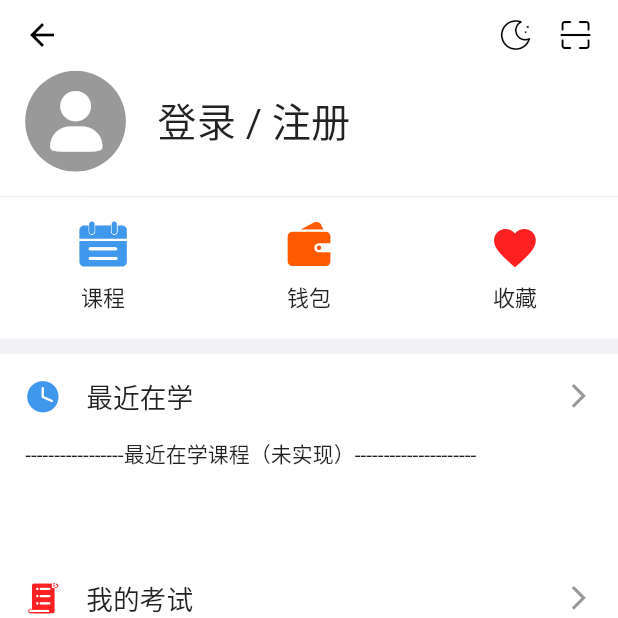
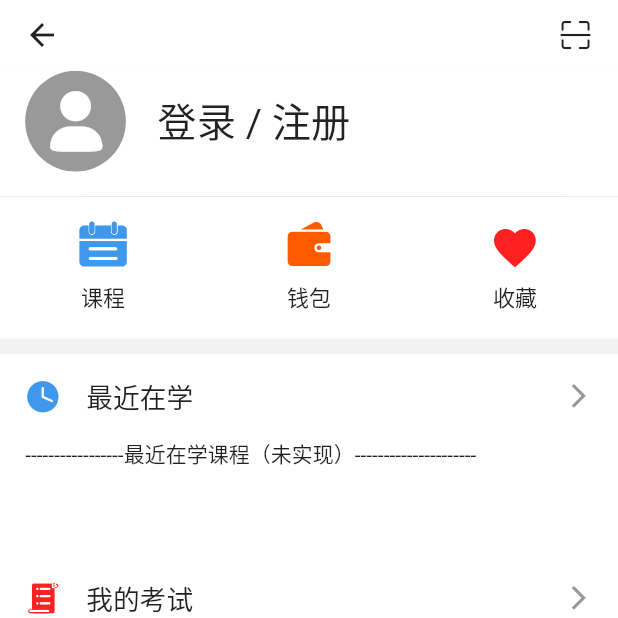
Before and after one commit to MemoryDewey/FlutterBaasStudy, a Flutter app: the ProfilePage screen opened directly, on a phone screen of 412 x 824 dp, the top half of it. Run offline on Flutter 3.47's test engine with Material 2 defaults, Android fonts, the light colour scheme and no system bars; our stand-ins replace cached_network_image, dio, flutter_screenutil, flutter_swiper, shared_preferences; accounts and stored records are empty; network calls fail.

Commit message:
加入设置主题相关组件

```diff
--- /dev/null
+++ b/lib/model/dark_mode_model.dart
@@ -0,0 +1,40 @@
+import 'package:flutter/foundation.dart';
+import 'package:shared_preferences/shared_preferences.dart';
+
+enum DarkModel { on, off, manual }
+
+/// 控制夜间模式模型
+class DarkModeModel with ChangeNotifier {
+  int _darkMode;
+  static const Map<int, String> DARK_MODE_MAP = {
+    0: '关闭',
+    1: '开启',
+    2: '跟随系统',
+  };
+  static const String STORE_KEY = 'darkMode';
+
+  ///使用SharedPreferences来保存用户配置
+  SharedPreferences _preferences;
+
+  int get darkMode => _darkMode;
+
+  DarkModeModel() {
+    _init();
+  }
+
+  void _init() async {
+    this._preferences = await SharedPreferences.getInstance();
+    int localMode = this._preferences.get(STORE_KEY);
+
+    /// 默认夜间模式跟随系统
+    changeMode(localMode ?? 2);
+  }
+
+  void changeMode(int darkMode) async {
+    _darkMode = darkMode;
+    notifyListeners();
+    SharedPreferences preferences =
+        this._preferences ?? SharedPreferences.getInstance();
+    await preferences.setInt(STORE_KEY, darkMode);
+  }
+}
--- a/lib/navigator/tab_navigator.dart
+++ b/lib/navigator/tab_navigator.dart
@@ -1,4 +1,3 @@
-import 'dart:io';
 import 'package:baas_study/pages/course_list_page.dart';
 import 'package:baas_study/pages/home_page.dart';
 import 'package:baas_study/pages/profile_page.dart';
@@ -105,7 +104,7 @@ class _TabNavigatorState extends State<TabNavigator> {
 
   /// 切换至首页时需要根据情况改变statusBar颜色
   _setHomeBrightness(index) {
-    if (Platform.isAndroid && index == 0) {
+    if (index == 0) {
       if (HomePage.getBarLight()) {
         SystemChrome.setSystemUIOverlayStyle(SystemUiOverlayStyle.light);
       }
--- a/lib/pages/profile_page.dart
+++ b/lib/pages/profile_page.dart
@@ -1,9 +1,11 @@
 import 'package:baas_study/icons/font_icon.dart';
+import 'package:baas_study/model/dark_mode_model.dart';
 import 'package:baas_study/utils/auto_size_utli.dart';
 import 'package:baas_study/widget/list_tail_custom.dart';
 import 'package:baas_study/widget/list_tile_group.dart';
 import 'package:flutter/cupertino.dart';
 import 'package:flutter/material.dart';
+import 'package:provider/provider.dart';
 
 class ProfilePage extends StatefulWidget {
   @override
@@ -12,18 +14,27 @@ class ProfilePage extends StatefulWidget {
 
 class _ProfilePageState extends State<ProfilePage>
     with AutomaticKeepAliveClientMixin {
+  Color _cardColor;
+  Color _appBarColor;
+  int _darkMode;
+
   @override
   void initState() {
     super.initState();
-    print('I have been created!');
   }
 
   @override
   Widget build(BuildContext context) {
     super.build(context);
+    setState(() {
+      _darkMode = Provider.of<DarkModeModel>(context).darkMode;
+      ThemeData themeData = Theme.of(context);
+      _cardColor = themeData.cardColor;
+      _appBarColor = themeData.appBarTheme.color;
+    });
+
     return Scaffold(
         appBar: _appBar,
-        backgroundColor: Color(0xfff2f2f6),
         body: Container(
           child: ListView(
             children: <Widget>[
@@ -55,11 +66,17 @@ class _ProfilePageState extends State<ProfilePage>
       child: AppBar(
         elevation: 0,
         actions: <Widget>[
-          Padding(
-            padding: EdgeInsets.only(right: _size(16)),
-            child: Icon(
-              FontIcons.dark_mode,
-              size: _size(22),
+          Offstage(
+            offstage: _darkMode == 2,
+            child: Padding(
+              padding: EdgeInsets.only(right: _size(16)),
+              child: GestureDetector(
+                onTap: _changeDarkModel(_darkMode==1?2:1),
+                child: Icon(
+                  _darkMode == 1 ? FontIcons.light_mode : FontIcons.dark_mode,
+                  size: _size(22),
+                ),
+              ),
             ),
           ),
           Padding(
@@ -79,7 +96,7 @@ class _ProfilePageState extends State<ProfilePage>
   Widget get _info {
     return Container(
       padding: EdgeInsets.only(bottom: _size(16), left: _size(16)),
-      color: Colors.white,
+      color: _appBarColor,
       child: Row(
         children: <Widget>[
           /// 未登录时占位组件
@@ -124,7 +141,7 @@ class _ProfilePageState extends State<ProfilePage>
   Widget get _gradGroup {
     return Container(
       height: _size(90),
-      color: Colors.white,
+      color: _cardColor,
       child: Row(
         mainAxisAlignment: MainAxisAlignment.spaceAround,
         children: <Widget>[
@@ -151,7 +168,7 @@ class _ProfilePageState extends State<ProfilePage>
   /// 最近在学 - 我的考试 ListTile
   Widget get _studyInfoList {
     return ListTileGroup(
-      color: Colors.white,
+      color: _cardColor,
       top: _size(10),
       children: <Widget>[
         ListTileCustom(
@@ -181,7 +198,7 @@ class _ProfilePageState extends State<ProfilePage>
   /// 账户余额 ListTile
   Widget get _balanceInfoList {
     return ListTileGroup(
-      color: Colors.white,
+      color: _cardColor,
       top: _size(10),
       bottom: _size(10),
       children: <Widget>[
@@ -197,7 +214,7 @@ class _ProfilePageState extends State<ProfilePage>
   /// 邀请好友 - 反馈建议 - 设置 ListTile
   Widget get _accountInfoList {
     return ListTileGroup(
-      color: Colors.white,
+      color: _cardColor,
       children: <Widget>[
         ListTileCustom(
           leading: FontIcons.invite,
@@ -235,4 +252,9 @@ class _ProfilePageState extends State<ProfilePage>
       ],
     );
   }
+
+  /// 改变主题色
+  _changeDarkModel(int i) {
+
+  }
 }
--- a/lib/pages/search_page.dart
+++ b/lib/pages/search_page.dart
@@ -9,8 +9,7 @@ class SearchPage extends StatefulWidget {
 class _SearchPageState extends State<SearchPage> {
   @override
   Widget build(BuildContext context) {
-    ThemeData themeData = Theme.of(context);
-    print(themeData);
+    //ThemeData themeData = Theme.of(context);
     return Scaffold(
         appBar: AppBar(),
         body: Column(
--- a/pubspec.yaml
+++ b/pubspec.yaml
@@ -24,6 +24,7 @@ dependencies:
   shared_preferences: ^0.5.4+5
   cached_network_image: ^1.1.3
   flutter_screenutil: ^0.6.0
+  provider: ^3.1.0+1
 
   # The following adds the Cupertino Icons font to your application.
   # Use with the CupertinoIcons class for iOS style icons.
```
Also changed, not shown: lib/main.dart (+28 -14 lines), lib/pages/home_page.dart (+23 -15 lines), lib/theme/app_theme.dart (added, +33 -0 lines), lib/widget/search_bar.dart (+11 -3 lines), pubspec.lock, 1 other file.
